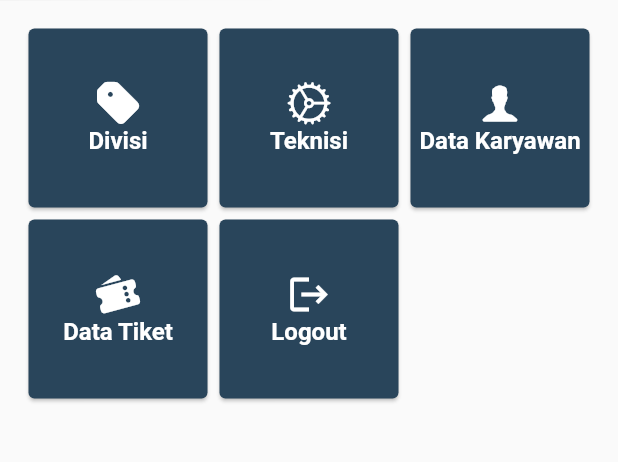
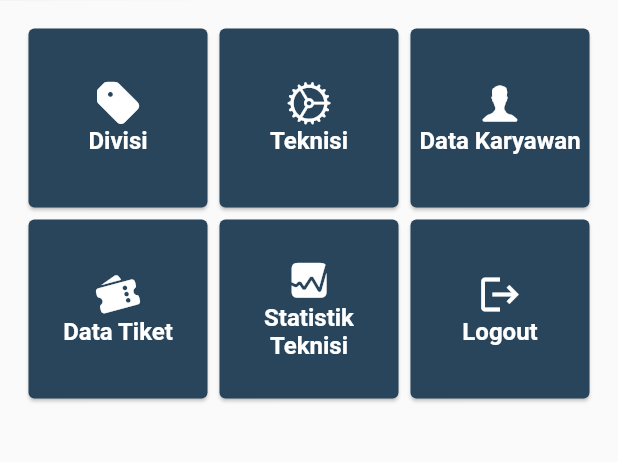
Before and after one commit to Abu-Dzar-Hanif/helpdesk, a Flutter app: the AdminPage screen opened directly with empty values, on a phone screen of 412 x 824 dp, the part 84-546 px from its top. Run offline on Flutter 3.47's test engine with Material 2 defaults, Android fonts, the phone set to English and light mode, and no system bars; our stand-ins replace image_picker, percent_indicator, shared_preferences; accounts and stored records are empty.

Commit message:
add statistik teknisi

```diff
--- /dev/null
+++ b/lib/model/KontribusiModel.dart
@@ -0,0 +1,11 @@
+class KontribusiModel {
+  String? nama_teknisi;
+  String? proses;
+  String? done;
+  KontribusiModel(this.nama_teknisi, this.proses, this.done);
+  KontribusiModel.fromJson(Map<String, dynamic> json) {
+    nama_teknisi = json['nama_teknisi'];
+    proses = json['proses'];
+    done = json['done'];
+  }
+}
--- a/lib/model/api.dart
+++ b/lib/model/api.dart
@@ -21,6 +21,7 @@ class BaseUrl {
   static String urlDataTiket = url + "tiket/data_tiket.php";
   static String urlTambahTiket = url + "tiket/tambah_tiket.php";
   static String urlTiketTeknisi = url + "tiket/get_tiket_teknisi.php";
+  static String urlPerformaTeknisi = url + "teknisi/performa_teknisi.php";
   static String urlTiketOp = url + "tiket/get_tiket_op.php?id_teknisi=";
   static String urlcountTiket = url + "tiket/count_tiket.php?id_teknisi=";
   static String urleditTiket = url + "tiket/edit_tiket.php";
--- a/lib/view/AdminPage.dart
+++ b/lib/view/AdminPage.dart
@@ -4,6 +4,7 @@ import 'package:flutter/src/foundation/key.dart';
 import 'package:flutter/src/widgets/framework.dart';
 import 'package:helpdesk/view/DataDivisi.dart';
 import 'package:helpdesk/view/DataKaryawan.dart';
+import 'package:helpdesk/view/DataPerforma.dart';
 import 'package:helpdesk/view/DataTeknisi.dart';
 import 'package:helpdesk/view/DataTiket.dart';
 import 'package:shared_preferences/shared_preferences.dart';
@@ -188,6 +189,47 @@ class _AdminPageState extends State<AdminPage> {
             ),
             Container(
               child: GestureDetector(
+                onTap: () {
+                  // print("menu tiket");
+                  Navigator.push(
+                      context,
+                      MaterialPageRoute(
+                          builder: (context) => new DataPerforma()));
+                },
+                child: Card(
+                  color: Color.fromARGB(255, 41, 69, 91),
+                  child: new Container(
+                    decoration:
+                        BoxDecoration(borderRadius: BorderRadius.circular(10)),
+                    child: Column(
+                        mainAxisAlignment: MainAxisAlignment.center,
+                        children: <Widget>[
+                          Icon(
+                            CupertinoIcons.graph_square_fill,
+                            size: 30.0,
+                            color: Colors.white,
+                          ),
+                          Text(
+                            "Statistik",
+                            style: TextStyle(
+                                color: Colors.white,
+                                fontSize: 16,
+                                fontWeight: FontWeight.bold),
+                          ),
+                          Text(
+                            "Teknisi",
+                            style: TextStyle(
+                                color: Colors.white,
+                                fontSize: 16,
+                                fontWeight: FontWeight.bold),
+                          ),
+                        ]),
+                  ),
+                ),
+              ),
+            ),
+            Container(
+              child: GestureDetector(
                 onTap: () => signOut(),
                 child: Card(
                   color: Color.fromARGB(255, 41, 69, 91),
```
Also changed, not shown: lib/view/DataPerforma.dart (added, +111 -0 lines).
